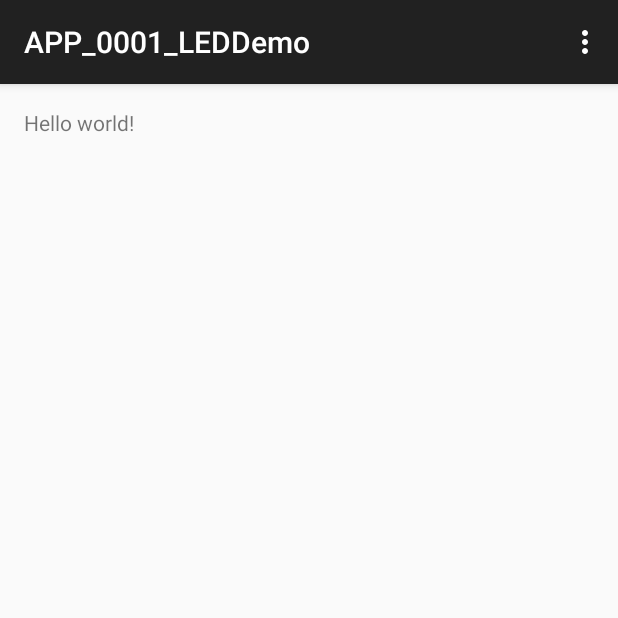
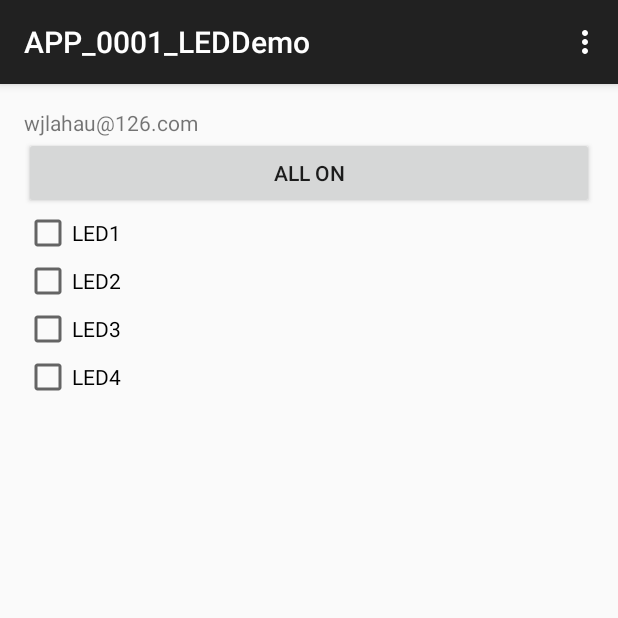
Before and after one commit to wjlahau/APP_0001_LEDDemo, an Android app: the screen it shows after launch (MainActivity), on a phone screen of 412 x 824 dp, the top half of it. Run offline under Robolectric (Android 15) with nearby library versions, the phone set to English and light mode, and no system bars.

Commit message:
v2,add button and checkbox

```diff
--- a/app/src/main/res/layout/activity_main.xml
+++ b/app/src/main/res/layout/activity_main.xml
@@ -1,11 +1,33 @@
-<RelativeLayout xmlns:android="http://schemas.android.com/apk/res/android"
+<LinearLayout xmlns:android="http://schemas.android.com/apk/res/android"
     xmlns:tools="http://schemas.android.com/tools" android:layout_width="match_parent"
     android:layout_height="match_parent" android:paddingLeft="@dimen/activity_horizontal_margin"
     android:paddingRight="@dimen/activity_horizontal_margin"
     android:paddingTop="@dimen/activity_vertical_margin"
-    android:paddingBottom="@dimen/activity_vertical_margin" tools:context=".MainActivity">
+    android:paddingBottom="@dimen/activity_vertical_margin" tools:context=".MainActivity"
+    android:orientation="vertical">
 
-    <TextView android:text="@string/hello_world" android:layout_width="wrap_content"
-        android:layout_height="wrap_content" />
+    <TextView  android:text="wjlahau@126.com"
+                android:layout_width="wrap_content"
+                android:layout_height="wrap_content" />
+    <Button
+        android:layout_width="fill_parent"
+        android:layout_height="wrap_content"
+        android:text="ALL ON"/>
+    <CheckBox
+        android:layout_width="fill_parent"
+        android:layout_height="wrap_content"
+        android:text="LED1"/>
+    <CheckBox
+        android:layout_width="fill_parent"
+        android:layout_height="wrap_content"
+        android:text="LED2"/>
+    <CheckBox
+        android:layout_width="fill_parent"
+        android:layout_height="wrap_content"
+        android:text="LED3"/>
+    <CheckBox
+        android:layout_width="fill_parent"
+        android:layout_height="wrap_content"
+        android:text="LED4"/>
 
-</RelativeLayout>
+</LinearLayout>
```
